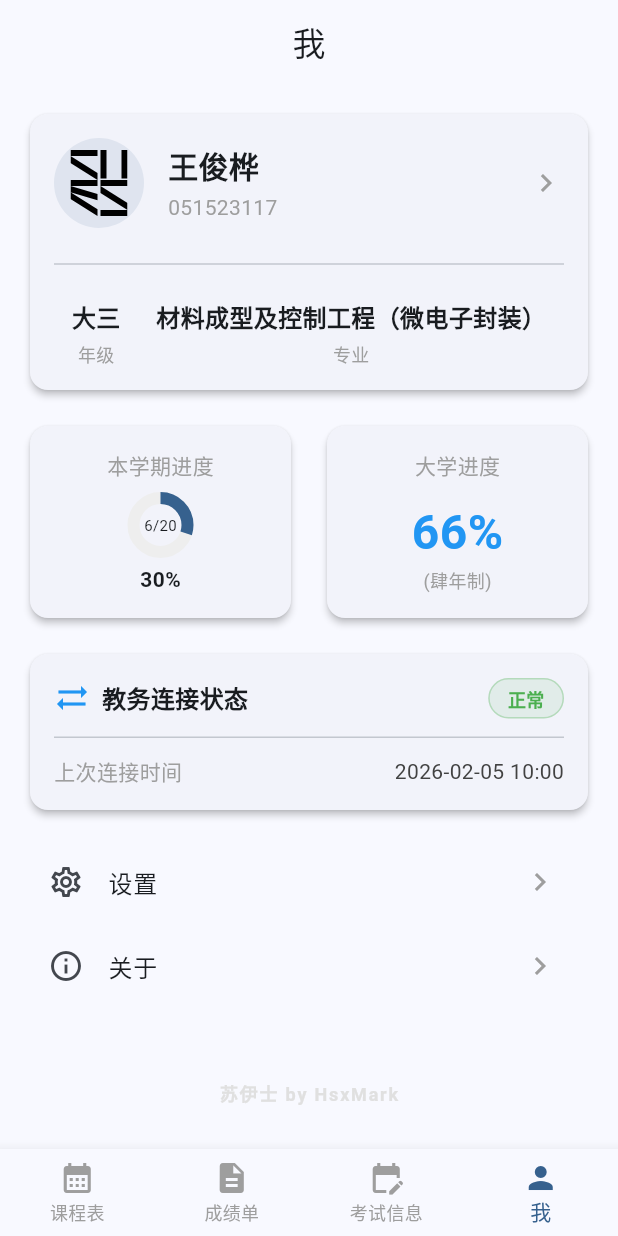
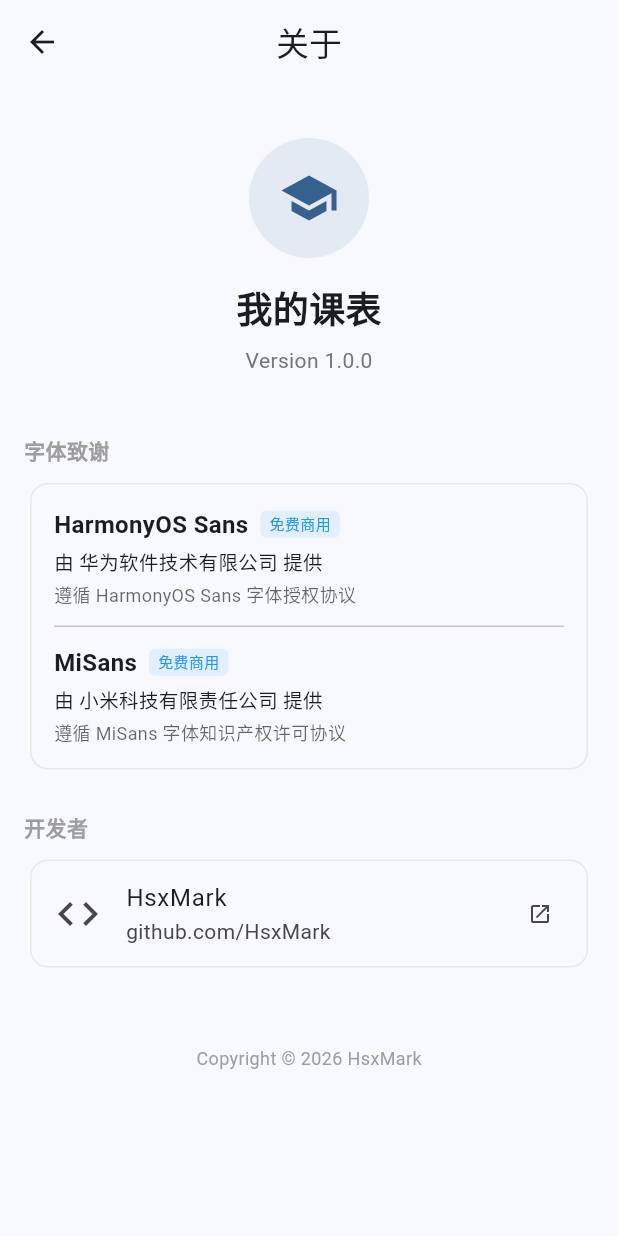
Before and after one commit to HsxMark/MySUES, a Flutter app: the screen it shows after launch, item 4 of the bottom bar chosen, after a tap on "关于", on a phone screen of 412 x 824 dp. Run offline on Flutter 3.47's test engine with Material 3 defaults, Android fonts, the phone set to English and light mode, and no system bars; our stand-ins replace file_picker, flutter_svg, shared_preferences; missing offline and left inert: syncfusion_flutter_pdf.

Commit message:
字体更新

```diff
--- a/lib/main.dart
+++ b/lib/main.dart
@@ -24,6 +24,7 @@ class MyApp extends StatelessWidget {
           title: '我的课表',
           themeMode: ThemeService().themeMode,
           theme: ThemeData(
+            fontFamily: ThemeService().fontFamily,
             colorScheme: ColorScheme.fromSeed(
               seedColor: Colors.blue,
               brightness: Brightness.light,
@@ -32,6 +33,7 @@ class MyApp extends StatelessWidget {
             appBarTheme: const AppBarTheme(centerTitle: true, elevation: 0),
           ),
           darkTheme: ThemeData(
+            fontFamily: ThemeService().fontFamily,
             colorScheme: ColorScheme.fromSeed(
               seedColor: Colors.blue,
               brightness: Brightness.dark,
--- /dev/null
+++ b/lib/screens/about_screen.dart
@@ -0,0 +1,158 @@
+import 'package:flutter/material.dart';
+import 'package:url_launcher/url_launcher.dart';
+
+class AboutScreen extends StatelessWidget {
+  const AboutScreen({super.key});
+
+  Future<void> _launchUrl(String url) async {
+    final Uri uri = Uri.parse(url);
+    if (!await launchUrl(uri, mode: LaunchMode.externalApplication)) {
+      debugPrint('Could not launch $url');
+    }
+  }
+
+  @override
+  Widget build(BuildContext context) {
+    return Scaffold(
+      appBar: AppBar(
+        title: const Text('关于'),
+        centerTitle: true,
+      ),
+      body: ListView(
+        padding: const EdgeInsets.all(16.0),
+        children: [
+          const SizedBox(height: 20),
+          Center(
+            child: Column(
+              children: [
+                Container(
+                   width: 80,
+                   height: 80,
+                   decoration: BoxDecoration(
+                     color: Theme.of(context).primaryColor.withOpacity(0.1),
+                     shape: BoxShape.circle,
+                   ),
+                   child: Icon(Icons.school, size: 40, color: Theme.of(context).primaryColor),
+                ),
+                const SizedBox(height: 16),
+                const Text(
+                  '我的课表',
+                  style: TextStyle(fontSize: 24, fontWeight: FontWeight.bold),
+                ),
+                const SizedBox(height: 8),
+                Text(
+                  'Version 1.0.0',
+                  style: TextStyle(color: Colors.grey[600]),
+                ),
+              ],
+            ),
+          ),
+          const SizedBox(height: 40),
+
+          const Text(
+            '字体致谢',
+            style: TextStyle(fontSize: 14, fontWeight: FontWeight.bold, color: Colors.grey),
+          ),
+          const SizedBox(height: 8),
+          Card(
+            elevation: 0,
+            color: Theme.of(context).cardColor,
+            shape: RoundedRectangleBorder(
+              borderRadius: BorderRadius.circular(12),
+              side: BorderSide(color: Colors.grey.withOpacity(0.2)),
+            ),
+            child: Padding(
+              padding: const EdgeInsets.all(16.0),
+              child: Column(
+                crossAxisAlignment: CrossAxisAlignment.start,
+                children: [
+                   _buildFontInfo(
+                     context,
+                     'HarmonyOS Sans',
+                     '华为软件技术有限公司',
+                     '遵循 HarmonyOS Sans 字体授权协议'
+                   ),
+                   const Padding(
+                     padding: EdgeInsets.symmetric(vertical: 12.0),
+                     child: Divider(height: 1),
+                   ),
+                   _buildFontInfo(
+                     context,
+                     'MiSans',
+                     '小米科技有限责任公司',
+                     '遵循 MiSans 字体知识产权许可协议'
+                   ),
+                ],
+              ),
+            ),
+          ),
+
+          const SizedBox(height: 24),
+          const Text(
+            '开发者',
+            style: TextStyle(fontSize: 14, fontWeight: FontWeight.bold, color: Colors.grey),
+          ),
+          const SizedBox(height: 8),
+          Card(
+            elevation: 0,
+            color: Theme.of(context).cardColor,
+            shape: RoundedRectangleBorder(
+              borderRadius: BorderRadius.circular(12),
+              side: BorderSide(color: Colors.grey.withOpacity(0.2)),
+            ),
+             child: ListTile(
+               leading: const Icon(Icons.code, size: 32),
+               title: const Text('HsxMark'),
+               subtitle: const Text('github.com/HsxMark'),
+               trailing: const Icon(Icons.open_in_new, size: 16),
+               onTap: () => _launchUrl('https://github.com/HsxMark'),
+             ),
+          ),
+
+          const SizedBox(height: 48),
+          const Center(
+            child: Text(
+              'Copyright © 2026 HsxMark',
+              style: TextStyle(color: Colors.grey, fontSize: 12),
+            ),
+          ),
+        ],
+      ),
+    );
+  }
+
+  Widget _buildFontInfo(BuildContext context, String name, String provider, String license) {
+    return Column(
+      crossAxisAlignment: CrossAxisAlignment.start,
+      children: [
+        Row(
+          children: [
+            Text(
+              name,
+              style: const TextStyle(fontWeight: FontWeight.bold, fontSize: 16),
+            ),
+            const SizedBox(width: 8),
+            Container(
+              padding: const EdgeInsets.symmetric(horizontal: 6, vertical: 2),
+              decoration: BoxDecoration(
+                color: Colors.blue.withOpacity(0.1),
+                borderRadius: BorderRadius.circular(4),
+              ),
+              child: const Text('免费商用', style: TextStyle(fontSize: 10, color: Colors.blue)),
+            )
+          ],
+        ),
+        const SizedBox(height: 4),
+        Text(
+          '由 $provider 提供',
+          style: TextStyle(fontSize: 13),
+        ),
+        const SizedBox(height: 2),
+        Text(
+          license,
+          style: TextStyle(fontSize: 12, color: Theme.of(context).hintColor),
+        ),
+      ],
+    );
+  }
+}
--- a/lib/screens/profile_screen.dart
+++ b/lib/screens/profile_screen.dart
@@ -7,6 +7,7 @@ import 'package:shared_preferences/shared_preferences.dart';
 import 'package:mysues/models/student_info.dart';
 import 'package:mysues/screens/profile_edit_screen.dart';
 import 'package:mysues/screens/settings/settings_screen.dart';
+import 'package:mysues/screens/about_screen.dart';
 
 class ProfileScreen extends StatefulWidget {
   const ProfileScreen({super.key});
@@ -433,7 +434,10 @@ class _AboutTile extends StatelessWidget {
       title: const Text('关于'),
       trailing: const Icon(Icons.chevron_right, color: Colors.grey),
       onTap: () {
-        // TODO: Navigate to about screen
+        Navigator.push(
+          context,
+          MaterialPageRoute(builder: (context) => const AboutScreen()),
+        );
       },
     );
   }
--- a/lib/services/theme_service.dart
+++ b/lib/services/theme_service.dart
@@ -11,12 +11,15 @@ class ThemeService extends ChangeNotifier {
   ThemeService._internal();
 
   ThemeMode _themeMode = ThemeMode.system;
+  String? _fontFamily;
 
   ThemeMode get themeMode => _themeMode;
+  String? get fontFamily => _fontFamily;
 
   Future<void> loadSettings() async {
     final prefs = await SharedPreferences.getInstance();
     final int? modeIndex = prefs.getInt('theme_mode');
+    _fontFamily = prefs.getString('app_font_family');
 
     // 0 = System, 1 = Light, 2 = Dark
     switch (modeIndex) {
@@ -31,6 +34,17 @@ class ThemeService extends ChangeNotifier {
         _themeMode = ThemeMode.system;
         break;
     }
+    notifyListeners();
+  }
+
+  Future<void> updateFontFamily(String? family) async {
+    final prefs = await SharedPreferences.getInstance();
+    if (family == null) {
+      await prefs.remove('app_font_family');
+    } else {
+      await prefs.setString('app_font_family', family);
+    }
+    _fontFamily = family;
     notifyListeners();
   }
 
```
Also changed, not shown: lib/screens/settings/display_settings_screen.dart (+29 -25 lines), pubspec.yaml (+9 -0 lines), assets/fonts/HarmonyOS_Sans_Regular.ttf (added), pubspec.lock, 6 other files.
